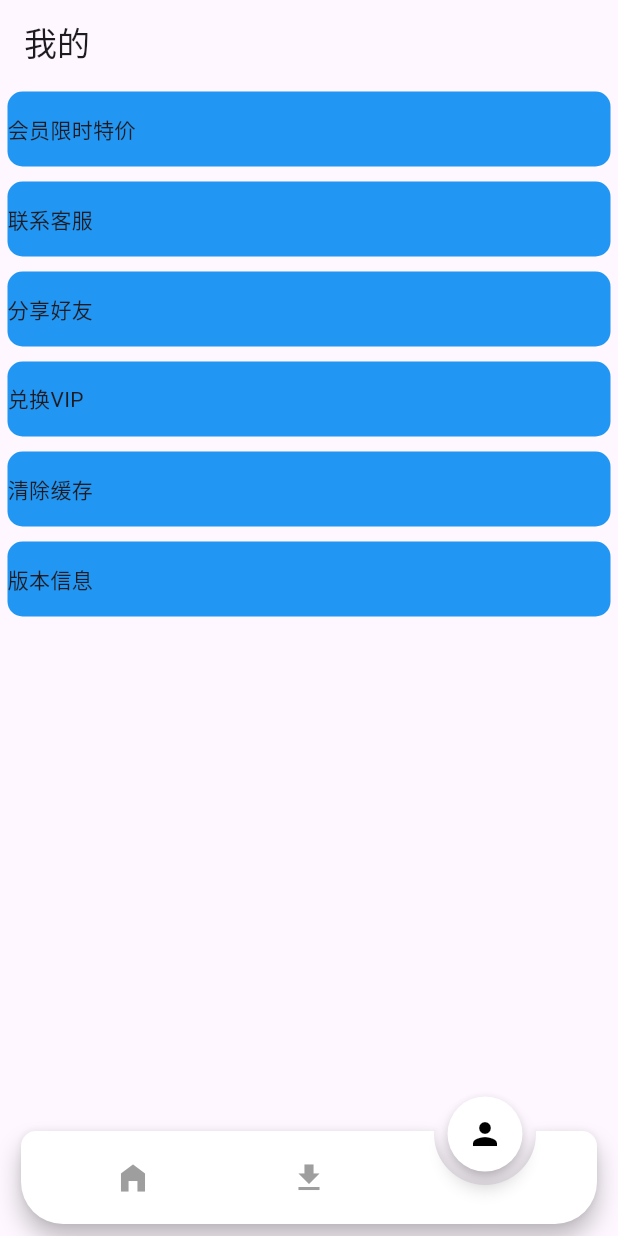
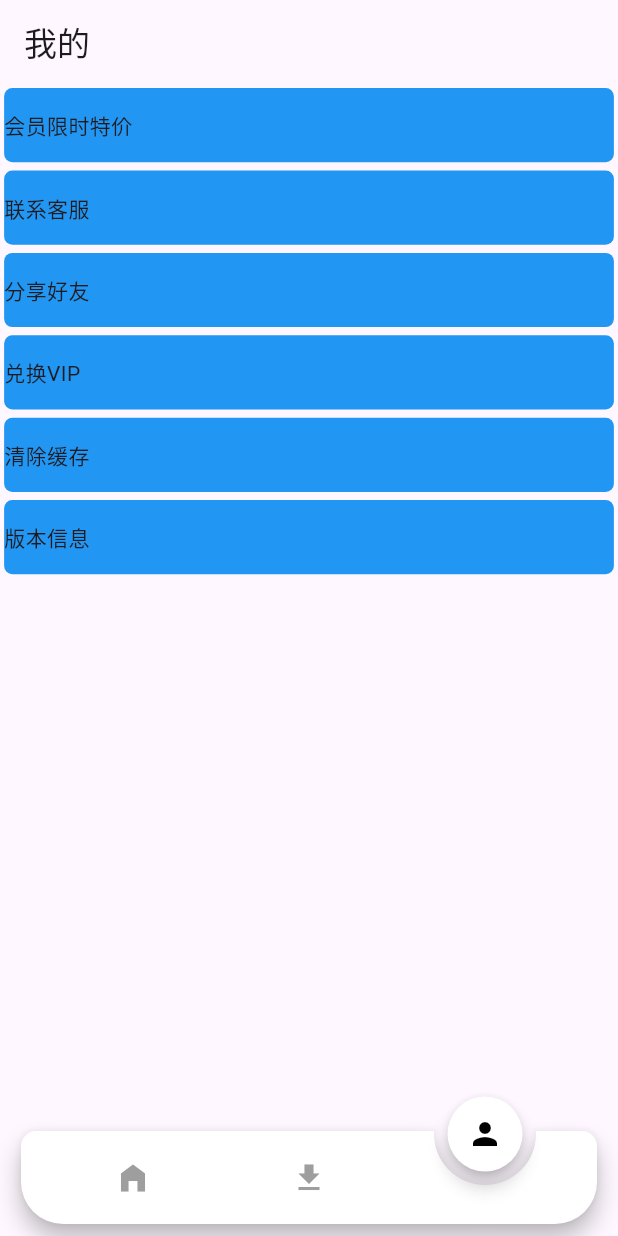
Before and after one commit to Cosyment/TubeSavely, a Flutter app: the screen it shows after launch, item 3 of the bottom bar chosen, on a phone screen of 412 x 824 dp. Run offline on Flutter 3.47's test engine with Material 2 defaults, Android fonts, the phone set to English and light mode, and no system bars; drawn by our look-alikes of animated_notch_bottom_bar; our stand-ins replace flutter_screenutil, image_gallery_saver, percent_indicator, video_player; missing offline and left inert: dart:ffi, simple_database, youtube_explode_dart.

Commit message:
1.提交代码；

```diff
--- a/lib/main.dart
+++ b/lib/main.dart
@@ -3,8 +3,10 @@ import 'package:downloaderx/pages/DownloadPage.dart';
 import 'package:downloaderx/pages/HomePage.dart';
 import 'package:downloaderx/pages/MinePage.dart';
 import 'package:flutter/material.dart';
+import 'package:flutter_screenutil/flutter_screenutil.dart';
 
 void main() async {
+  await ScreenUtil.ensureScreenSize();
   runApp(const MyApp());
 }
 
@@ -13,6 +15,7 @@ class MyApp extends StatelessWidget {
 
   @override
   Widget build(BuildContext context) {
+    ScreenUtil.init(context);
     return MaterialApp(
       theme: ThemeData(
         colorScheme: ColorScheme.fromSeed(seedColor: Colors.deepPurple),
@@ -47,6 +50,7 @@ class _MainPageState extends State<MainPage> {
 
   @override
   Widget build(BuildContext context) {
+    ScreenUtil.init(context, designSize: const Size(750, 1378));
     return Scaffold(
         resizeToAvoidBottomInset: false,
         body: IndexedStack(
@@ -61,7 +65,7 @@ class _MainPageState extends State<MainPage> {
           showLabel: false,
           notchColor: Colors.white,
           removeMargins: false,
-          bottomBarWidth: 200,
+          bottomBarWidth: 200.w,
           durationInMilliSeconds: 300,
           bottomBarItems: const [
             BottomBarItem(
--- a/lib/pages/DownloadPage.dart
+++ b/lib/pages/DownloadPage.dart
@@ -5,7 +5,7 @@ import '../constants/colors.dart';
 import '../data/DbManager.dart';
 
 class DownloadPage extends StatefulWidget {
-  const DownloadPage({Key? key}) : super(key: key);
+   DownloadPage({Key? key}) : super(key: key);
 
   @override
   State<DownloadPage> createState() => _DownloadPageState();
@@ -32,7 +32,7 @@ class _DownloadPageState extends State<DownloadPage> {
         resizeToAvoidBottomInset: false,
         appBar: AppBar(
           backgroundColor: primaryColor,
-          title: const Text(
+          title:  Text(
             "下载",
             style: TextStyle(color: Colors.white),
           ),
@@ -48,7 +48,7 @@ class _DownloadPageState extends State<DownloadPage> {
                 var info = dataList[index];
                 return Container(
                   color: Colors.white,
-                  margin: const EdgeInsets.only(top: 10),
+                  margin:  EdgeInsets.only(top: 10),
                   child: Padding(
                     padding: const EdgeInsets.all(10.0),
                     child: Row(
--- a/lib/pages/MinePage.dart
+++ b/lib/pages/MinePage.dart
@@ -1,4 +1,5 @@
 import 'package:flutter/material.dart';
+import 'package:flutter_screenutil/flutter_screenutil.dart';
 
 class MinePage extends StatefulWidget {
   const MinePage({super.key});
@@ -52,12 +53,12 @@ class _MinePageState extends State<MinePage> {
           children: List.generate(itemList.length, (index) {
             var item = itemList[index];
             return Container(
-              height: 50,
+              height: 90.w,
               width: double.infinity,
-              margin: EdgeInsets.all(5),
+              margin: EdgeInsets.all(5.w),
               decoration: BoxDecoration(
                 color: Colors.blue, // Container的背景色
-                borderRadius: BorderRadius.circular(10),
+                borderRadius: BorderRadius.circular(10.r),
               ),
               child: Row(
                 children: [
```
Also changed, not shown: lib/pages/HomePage.dart (+33 -33 lines), pubspec.yaml (+3 -5 lines).
